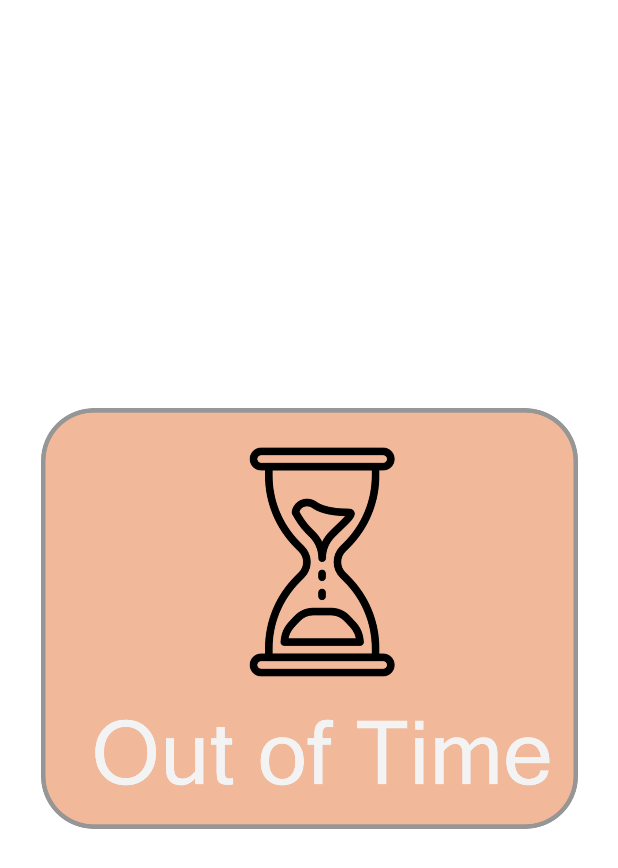
After one commit to Sam2303/FinalYearProject, an Android app: the layout timerrunout_popup.xml on its own in the app's theme, with its tools: preview values and no code run, on a phone screen of 412 x 824 dp. The commit adds this screen. Shown: the top 868 px of the screen. Run offline under Robolectric (Android 15) with nearby library versions, the phone set to English and light mode, and no system bars.

Commit message:
start of the timer update

```diff
--- /dev/null
+++ b/PL/app/src/main/res/layout/timerrunout_popup.xml
@@ -0,0 +1,18 @@
+<?xml version="1.0" encoding="utf-8"?>
+<androidx.constraintlayout.widget.ConstraintLayout
+    xmlns:android="http://schemas.android.com/apk/res/android"
+    xmlns:app="http://schemas.android.com/apk/res-auto"
+    android:layout_width="match_parent"
+    android:layout_height="match_parent">
+
+
+    <ImageView
+        android:id="@+id/timerrunout_popup"
+        android:layout_width="358dp"
+        android:layout_height="311dp"
+        app:layout_constraintBottom_toBottomOf="parent"
+        app:layout_constraintEnd_toEndOf="parent"
+        app:layout_constraintStart_toStartOf="parent"
+        app:layout_constraintTop_toTopOf="parent"
+        app:srcCompat="@drawable/outoftime" />
+</androidx.constraintlayout.widget.ConstraintLayout>
--- a/PL/app/src/main/res/values/strings.xml
+++ b/PL/app/src/main/res/values/strings.xml
@@ -3,6 +3,8 @@
     <string name="HowToText">The App works by asking you a question. Your task is to track through the code and enter the correct answer.
     You will receive a response to your answer saying if you got it correct or incorrect.
     The app has levels which get increasingly harder as you progress.
-    Hint: Take it slow and read very carefully.</string>
+    Hint: Take it slow and read very carefully, also the spacing of your answers are very important, make sure you space everything correctly for
+    a good quality of code!
+    Have Fun and enjoy!</string>
 
 </resources>
```
Also changed, not shown: PL/app/src/main/java/com/example/pl/question.java (+90 -17 lines), PL/app/src/main/res/layout/activity_how_to.xml (+4 -4 lines), PL/app/src/main/res/layout/activity_question.xml (+12 -1 lines), PL/app/src/main/res/drawable-v24/outoftime.png (added), 3 other files.
